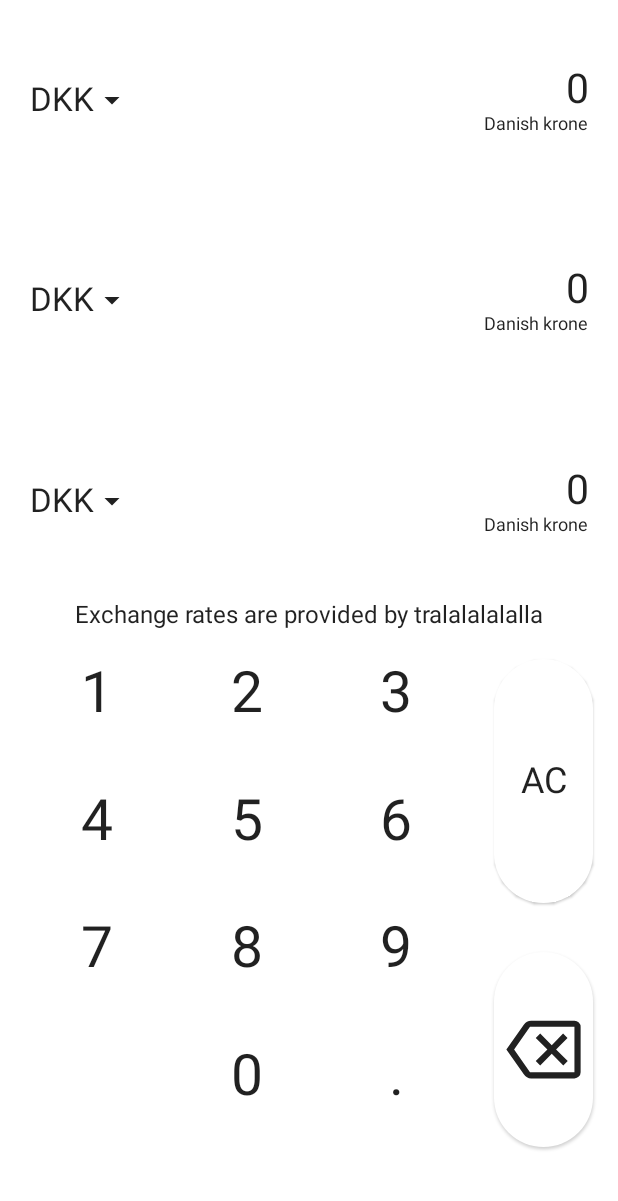
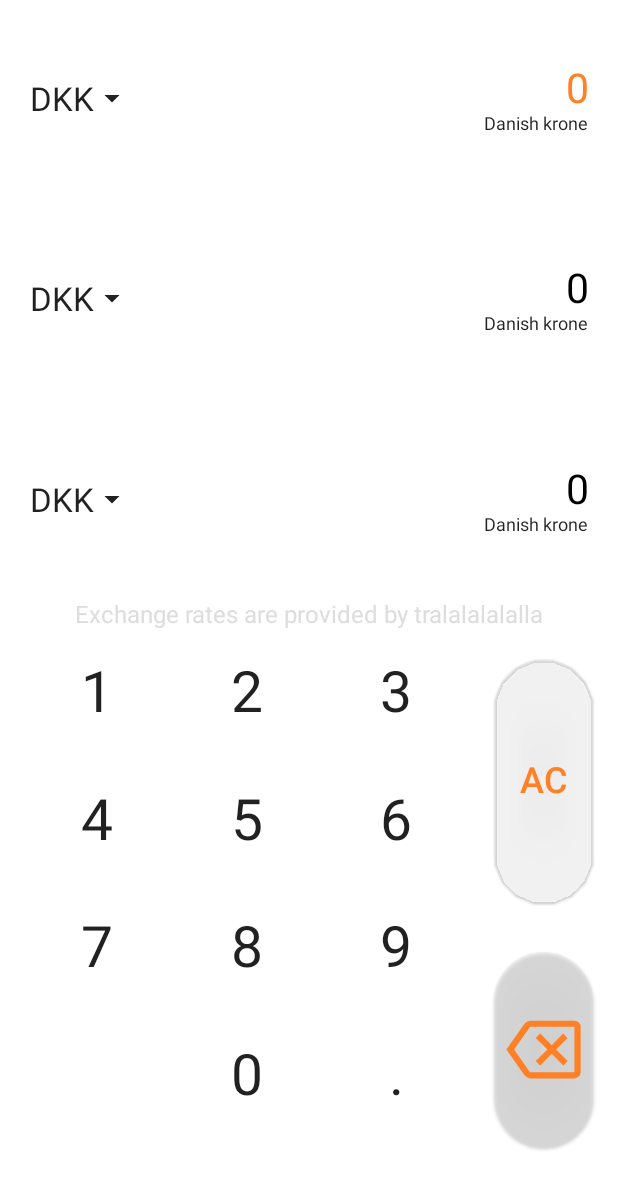
Before and after one commit to PatrykMyalski/SimpleCurrencyCalculator, an Android app built with Jetpack Compose: the screen it shows after launch (MainActivity), on a phone screen of 412 x 824 dp, the part 35-1236 px from its top. Run offline under Robolectric (Android 15) with nearby library versions, the phone set to English and light mode, and no system bars.

Commit message:
Finished basic layout, responsive colors for dark and light theme

```diff
--- /dev/null
+++ b/app/src/main/java/com/patmya/simplecurrencycalculator/MInputState.kt
@@ -0,0 +1,3 @@
+package com.patmya.simplecurrencycalculator
+
+data class MInputState(var currency: String? = null, var active: Boolean? = null, var value: String? = null )
--- a/app/src/main/java/com/patmya/simplecurrencycalculator/homeScreen/HomeScreen.kt
+++ b/app/src/main/java/com/patmya/simplecurrencycalculator/homeScreen/HomeScreen.kt
@@ -6,17 +6,17 @@ import androidx.compose.foundation.shape.CircleShape
 import androidx.compose.material.*
 import androidx.compose.material.icons.Icons
 import androidx.compose.material.icons.filled.ArrowDropDown
-import androidx.compose.runtime.Composable
-import androidx.compose.runtime.mutableStateListOf
-import androidx.compose.runtime.remember
+import androidx.compose.runtime.*
 import androidx.compose.ui.Alignment
 import androidx.compose.ui.Modifier
 import androidx.compose.ui.graphics.StrokeCap
 import androidx.compose.ui.res.painterResource
+import androidx.compose.ui.text.font.FontWeight
 import androidx.compose.ui.text.style.TextAlign
 import androidx.compose.ui.unit.dp
 import androidx.compose.ui.unit.sp
 import androidx.lifecycle.viewmodel.compose.viewModel
+import com.patmya.simplecurrencycalculator.MInputState
 import com.patmya.simplecurrencycalculator.R
 
 
@@ -32,10 +32,9 @@ fun HomeScreen(viewModel: HomeScreenViewModel = viewModel()) {
     }
 
     Scaffold(
-        scaffoldState = scaffoldState,
-        topBar = {
+        scaffoldState = scaffoldState, topBar = {
             TopBar()
-        },
+        }, backgroundColor = MaterialTheme.colors.primary
     ) {
         Box(
             modifier = Modifier
@@ -64,6 +63,17 @@ fun ProgressIndicator(size: Int = 40, strokeWidth: Int = 1) {
 
 @Composable
 fun HomeScreenMainView() {
+
+    val firstInputState = remember {
+        mutableStateOf(MInputState("DKK", true, "69"))
+    }
+    val secondInputState = remember {
+        mutableStateOf(MInputState("USD", false, "2137"))
+    }
+    val thirdInputState = remember {
+        mutableStateOf(MInputState("PLN", false, "911"))
+    }
+
     Column(modifier = Modifier.fillMaxSize()) {
         Column(
             modifier = Modifier
@@ -71,9 +81,21 @@ fun HomeScreenMainView() {
                 .fillMaxHeight(0.5f)
                 .padding(horizontal = 20.dp)
         ) {
-            CurrencyInput(0.33f)
-            CurrencyInput(0.5f)
-            CurrencyInput()
+            CurrencyInput(0.33f, state = firstInputState, onClick = {
+                firstInputState.value = firstInputState.value.copy(active = true)
+                secondInputState.value = secondInputState.value.copy(active = false)
+                thirdInputState.value =  thirdInputState.value.copy(active = false)
+            }, onChange = {})
+            CurrencyInput(0.5f, state = secondInputState, onClick = {
+                firstInputState.value = firstInputState.value.copy(active = false)
+                secondInputState.value = secondInputState.value.copy(active = true)
+                thirdInputState.value =  thirdInputState.value.copy(active = false)
+            }, onChange = {})
+            CurrencyInput(state = thirdInputState, onClick = {
+                firstInputState.value = firstInputState.value.copy(active = false)
+                secondInputState.value = secondInputState.value.copy(active = false)
+                thirdInputState.value =  thirdInputState.value.copy(active = true)
+            }, onChange = {})
 
 
         }
@@ -89,8 +111,15 @@ fun HomeScreenMainView() {
 @Composable
 fun NumbersNest() {
     val keyboardValues = "123456789#0."
-    Text(text = "Exchange rates are provided by tralalalalalla")
+
+    val cardBGColor = MaterialTheme.colors.primaryVariant.copy(alpha = 0.4f)
+
+    Text(
+        text = "Exchange rates are provided by tralalalalalla",
+        color = MaterialTheme.colors.primaryVariant
+    )
     Row(modifier = Modifier.fillMaxSize()) {
+
         Column(
             modifier = Modifier
                 .padding(top = 20.dp)
@@ -98,7 +127,7 @@ fun NumbersNest() {
                 .fillMaxHeight(0.9f),
             verticalArrangement = Arrangement.SpaceBetween,
 
-        ) {
+            ) {
             KeyboardRow(numbers = "123", onClick = {/*TODO*/ })
             KeyboardRow(numbers = "456", onClick = {/*TODO*/ })
             KeyboardRow(numbers = "789", onClick = {/*TODO*/ })
@@ -111,15 +140,42 @@ fun NumbersNest() {
                 .fillMaxHeight(0.9f),
             verticalArrangement = Arrangement.SpaceBetween
         ) {
-            Card(modifier = Modifier.fillMaxHeight(0.5f).fillMaxWidth(0.8f), shape = CircleShape, elevation = 1.dp) {
-                Row(modifier = Modifier.fillMaxSize().clickable { /*TODO*/ }, verticalAlignment = Alignment.CenterVertically, horizontalArrangement = Arrangement.Center) {
-                    Text(text = "AC", fontSize = 24.sp)
+            Card(
+                modifier = Modifier
+                    .fillMaxHeight(0.5f)
+                    .fillMaxWidth(0.8f),
+                shape = CircleShape,
+                elevation = 1.dp,
+                backgroundColor = cardBGColor
+            ) {
+                Row(
+                    modifier = Modifier
+                        .fillMaxSize()
+                        .clickable { /*TODO*/ },
+                    verticalAlignment = Alignment.CenterVertically,
+                    horizontalArrangement = Arrangement.Center
+                ) {
+                    Text(
+                        text = "AC",
+                        fontSize = 24.sp,
+                        fontWeight = FontWeight(600),
+                        color = MaterialTheme.colors.secondary
+                    )
                 }
             }
-            Card(modifier = Modifier.fillMaxSize(0.8f), shape = CircleShape, elevation = 1.dp) {
-                Icon(modifier = Modifier.fillMaxSize().clickable { /*TODO*/ },
+            Card(
+                modifier = Modifier.fillMaxSize(0.8f),
+                shape = CircleShape,
+                elevation = 1.dp,
+                backgroundColor = cardBGColor
+            ) {
+                Icon(
+                    modifier = Modifier
+                        .fillMaxSize()
+                        .clickable { /*TODO*/ },
                     painter = painterResource(id = R.drawable.backspace),
-                    contentDescription = "arrow back"
+                    contentDescription = "arrow back",
+                    tint = MaterialTheme.colors.secondary
                 )
             }
         }
@@ -135,8 +191,13 @@ fun KeyboardRow(numbers: String, onClick: (number: Char) -> Unit) {
 
             val modifier = if (i.toString() != " ") Modifier.clickable { onClick(i) } else Modifier
 
-            Card(modifier = Modifier.size(70.dp), shape = CircleShape, elevation = 0.dp) {
-                    Text(text = i.toString(), modifier = modifier, fontSize = 38.sp, textAlign = TextAlign.Center)
+            Card(modifier = Modifier.size(70.dp), shape = CircleShape, elevation = 0.dp, backgroundColor = MaterialTheme.colors.primary) {
+                Text(
+                    text = i.toString(),
+                    modifier = modifier,
+                    fontSize = 38.sp,
+                    textAlign = TextAlign.Center
+                )
             }
         }
 
@@ -145,7 +206,13 @@ fun KeyboardRow(numbers: String, onClick: (number: Char) -> Unit) {
 
 
 @Composable
-fun CurrencyInput(height: Float = 1f) {
+fun CurrencyInput(height: Float = 1f, state: MutableState<MInputState>, onClick: () -> Unit, onChange: () -> Unit) {
+    // TODO change responsible to state
+
+    LaunchedEffect(key1 = state.value.active) {
+        println("State active value: ${state.value.active}")
+    }
+
     Row(
         modifier = Modifier
             .fillMaxHeight(height)
@@ -154,13 +221,26 @@ fun CurrencyInput(height: Float = 1f) {
         horizontalArrangement = Arrangement.SpaceBetween
     ) {
         Row(
-            modifier = Modifier.fillMaxWidth(0.5f), verticalAlignment = Alignment.CenterVertically
+            modifier = Modifier.fillMaxWidth(0.2f), verticalAlignment = Alignment.CenterVertically
         ) {
-            Text(text = "DKK", fontSize = 22.sp) // TODO temporary
-            Icon(imageVector = Icons.Default.ArrowDropDown, contentDescription = "arrow down")
+            Row(modifier = Modifier.clickable { onChange() }) {
+                Text(text = "DKK", fontSize = 22.sp) // TODO temporary
+                Icon(imageVector = Icons.Default.ArrowDropDown, contentDescription = "arrow down")
+            }
         }
-        Column(modifier = Modifier.fillMaxWidth(), horizontalAlignment = Alignment.End) {
-            Text(text = "0", fontSize = 27.sp, textAlign = TextAlign.End) //TODO temporary
+        Column(
+            modifier = Modifier
+                .fillMaxWidth()
+                .clickable {
+                    onClick() },
+            horizontalAlignment = Alignment.End
+        ) {
+            Text(
+                text = "0",
+                fontSize = 27.sp,
+                textAlign = TextAlign.End,
+                color = if (state.value.active!!) MaterialTheme.colors.secondary else MaterialTheme.colors.onPrimary
+            ) //TODO temporary
             Text(text = "Danish krone", fontSize = 12.sp)
         }
     }
--- a/app/src/main/java/com/patmya/simplecurrencycalculator/ui/theme/Color.kt
+++ b/app/src/main/java/com/patmya/simplecurrencycalculator/ui/theme/Color.kt
@@ -2,6 +2,13 @@ package com.patmya.simplecurrencycalculator.ui.theme
 
 import androidx.compose.ui.graphics.Color
 
+val primary_dark = Color(0xFF1F1F1F)
+val primary_variant_dark = Color(0xFF7B7B7B)
+val secondary_dark = Color(0xFF06CAF1)
+val primary_light = Color(0xFFFFFFFF)
+val primary_variant_light = Color(0xFFDDDDDD)
+val secondary_light = Color(0xFFFF8025)
+// base
 val Purple200 = Color(0xFFBB86FC)
 val Purple500 = Color(0xFF6200EE)
 val Purple700 = Color(0xFF3700B3)
--- a/app/src/main/java/com/patmya/simplecurrencycalculator/ui/theme/Theme.kt
+++ b/app/src/main/java/com/patmya/simplecurrencycalculator/ui/theme/Theme.kt
@@ -5,17 +5,20 @@ import androidx.compose.material.MaterialTheme
 import androidx.compose.material.darkColors
 import androidx.compose.material.lightColors
 import androidx.compose.runtime.Composable
+import androidx.compose.ui.graphics.Color
 
 private val DarkColorPalette = darkColors(
-    primary = Purple200,
-    primaryVariant = Purple700,
-    secondary = Teal200
+    primary = primary_dark,
+    primaryVariant = primary_variant_dark,
+    secondary = secondary_dark,
+    onPrimary = Color.White
 )
 
 private val LightColorPalette = lightColors(
-    primary = Purple500,
-    primaryVariant = Purple700,
-    secondary = Teal200
+    primary = primary_light,
+    primaryVariant = primary_variant_light,
+    secondary = secondary_light,
+    onPrimary = Color.Black
 
     /* Other default colors to override
     background = Color.White,
--- a/app/src/main/res/values/colors.xml
+++ b/app/src/main/res/values/colors.xml
@@ -1,5 +1,11 @@
 <?xml version="1.0" encoding="utf-8"?>
 <resources>
+    <color name="primary_dark">#1F1F1F</color>
+    <color name="primary_variant_dark">#5E5E5E</color>
+    <color name="secondary_dark">#06CAF1</color>
+    <color name="primary_light">#FFFFFFFF</color>
+    <color name="primary_variant_light">#9D9D9D</color>
+    <color name="secondary_light">#FF8025</color>
     <color name="purple_200">#FFBB86FC</color>
     <color name="purple_500">#FF6200EE</color>
     <color name="purple_700">#FF3700B3</color>
```
